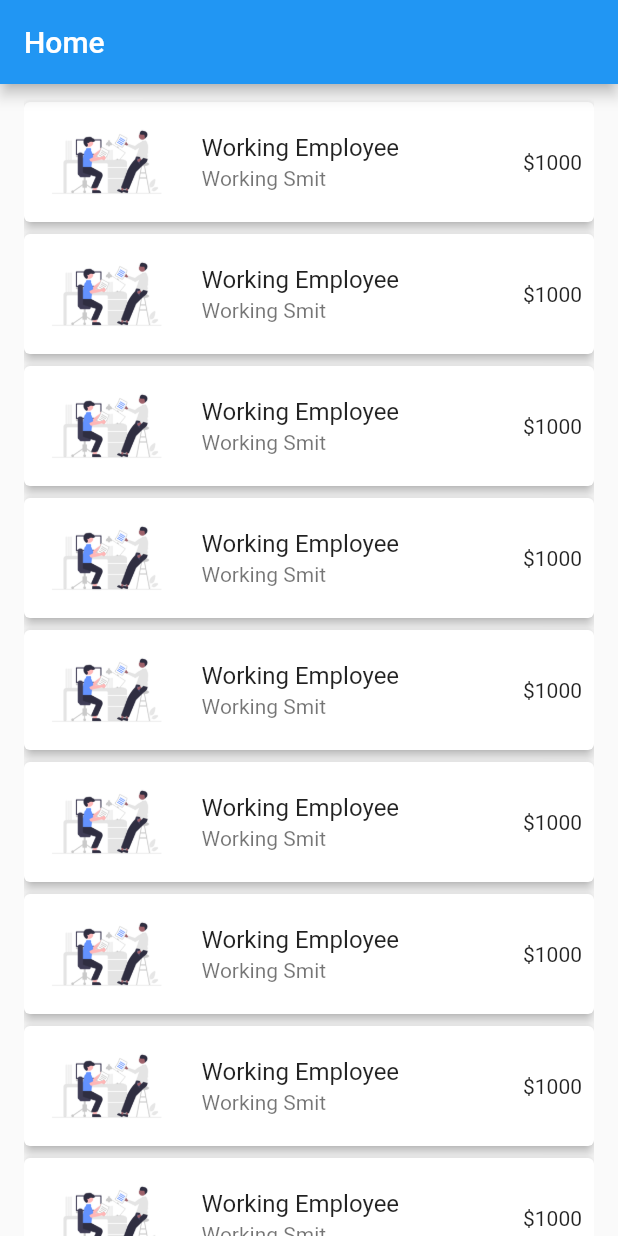
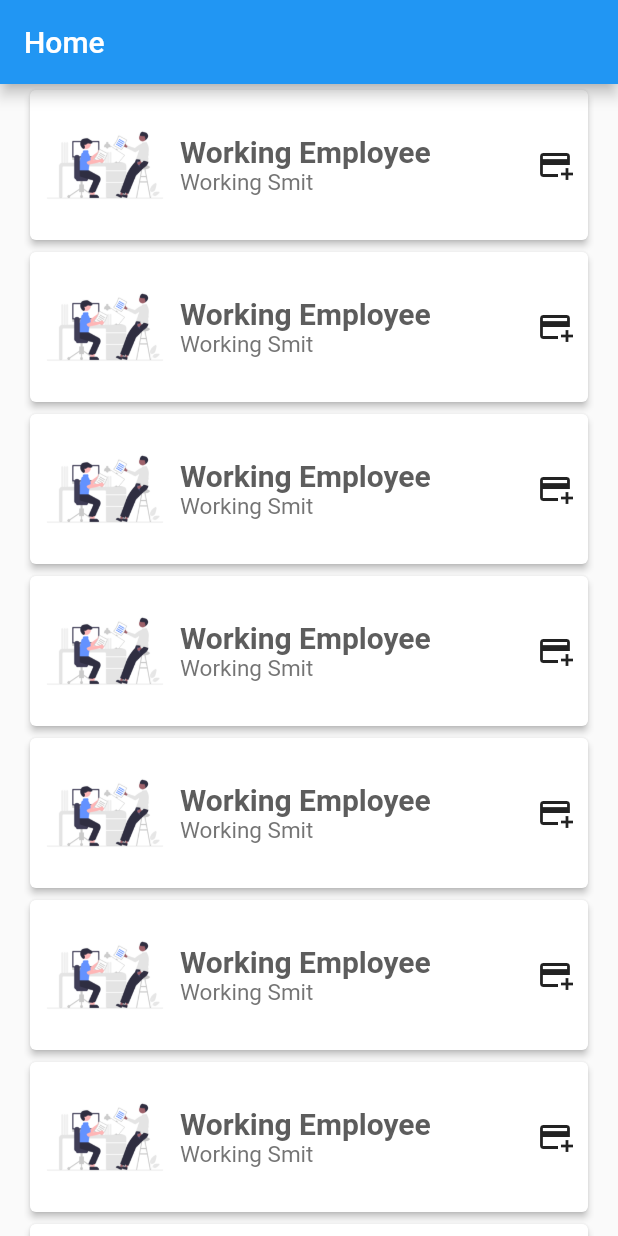
Before and after one commit to smit13192/flutter_app, a Flutter app: the screen it shows after launch, after a tap on "Log In", on a phone screen of 412 x 824 dp. Run offline on Flutter 3.47's test engine with Material 2 defaults, Android fonts, the phone set to English and light mode, and no system bars.

```diff
--- a/lib/page/home.dart
+++ b/lib/page/home.dart
@@ -7,7 +7,7 @@ class HomePage extends StatelessWidget {
 
   @override
   Widget build(BuildContext context) {
-    List catalogItem = makeCatalog();
+    List catalogItem = makeListCatalog();
 
     return Scaffold(
         appBar: AppBar(
@@ -15,7 +15,7 @@ class HomePage extends StatelessWidget {
           title: const Text("Home"),
         ),
         body: Padding(
-          padding: const EdgeInsets.only(top: 8.0, left: 16.0, right: 16.0),
+          padding: const EdgeInsets.only(left: 16.0, right: 16.0),
           child: ListView.builder(
             itemBuilder: ((context, index) {
               return makeCardCatalog(catalogItem[index]);
@@ -28,22 +28,41 @@ class HomePage extends StatelessWidget {
 
 Widget makeCardCatalog(Catalog catalog) {
   return Card(
-    margin: const EdgeInsets.symmetric(vertical: 4.0),
-    elevation: 3,
-    child: ListTile(
-      contentPadding:
-          const EdgeInsets.symmetric(vertical: 4.0, horizontal: 8.0),
-      leading: Image.asset("assets/images/working.png"),
-      title: Text(catalog.title),
-      subtitle: Text(catalog.subTitle),
-      trailing: Text("\$${catalog.salary}"),
-    ),
-  );
+      elevation: 2,
+      child: Row(
+        children: [
+          SizedBox(
+              height: 100,
+              width: 100,
+              child: Image.asset("assets/images/working.png")),
+          Expanded(
+            child: Column(
+              crossAxisAlignment: CrossAxisAlignment.start,
+              children: [
+                Text(
+                  catalog.title,
+                  style: const TextStyle(
+                      fontSize: 20,
+                      fontWeight: FontWeight.bold,
+                      color: Color.fromARGB(221, 68, 68, 68)),
+                ),
+                Text(
+                  catalog.subTitle,
+                  style: const TextStyle(
+                      fontSize: 15, color: Color.fromARGB(221, 95, 95, 95)),
+                )
+              ],
+            ),
+          ),
+          const Padding(
+              padding: EdgeInsets.only(right: 10), child: Icon(Icons.add_card))
+        ],
+      ));
 }
 
-List makeCatalog() {
+List makeListCatalog() {
   List list = List.generate(
-      20,
+      10,
       (index) => Catalog(
           id: 1,
           title: "Working Employee",
```
